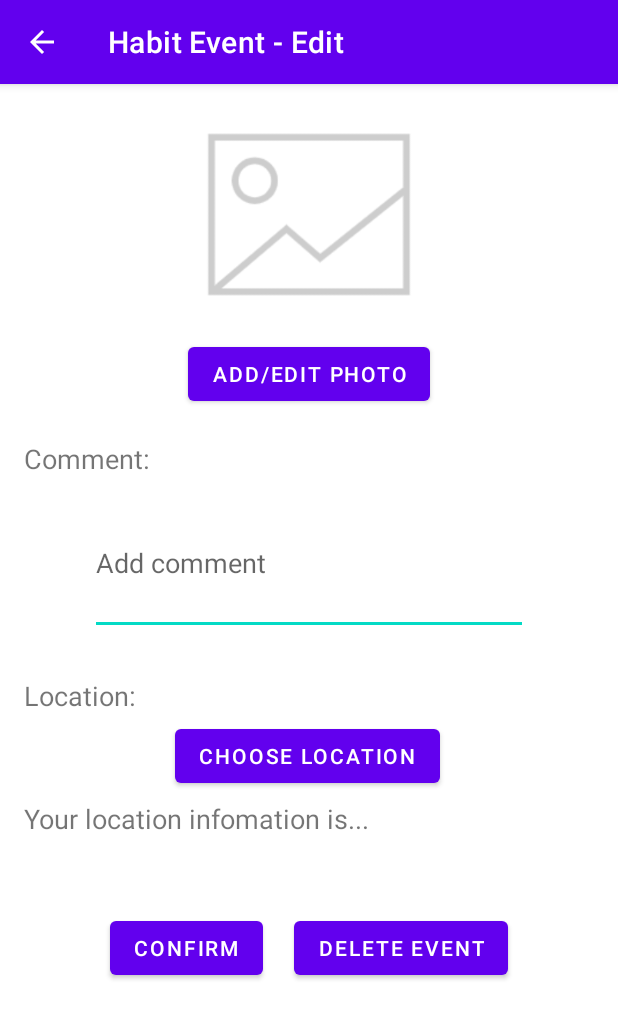
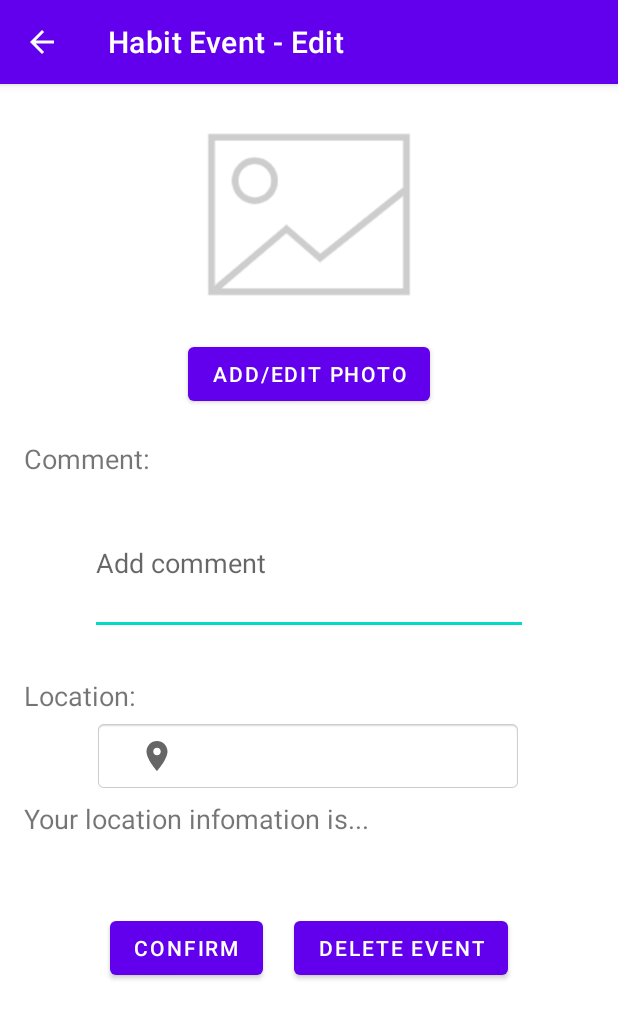
Before and after one commit to CMPUT301F21T08/HabitTracker, an Android app: the HabitEventEditActivity screen opened directly, with no data from a screen before it, on a phone screen of 412 x 824 dp. Shown: the top 1019 px of the screen. Run offline under Robolectric (Android 15) with nearby library versions, the phone set to English and light mode, and no system bars.

Commit message:
habit event edit map

```diff
--- a/app/build.gradle
+++ b/app/build.gradle
@@ -31,7 +31,7 @@ dependencies {
     implementation 'androidx.appcompat:appcompat:1.3.1'
     implementation 'com.google.android.material:material:1.4.0'
     implementation 'androidx.constraintlayout:constraintlayout:2.1.1'
-    implementation 'com.google.android.gms:play-services:12.0.1'
+    implementation 'com.google.android.libraries.places:places:2.2.0'
 
 
     testImplementation 'junit:junit:4.13.2'
--- a/app/src/main/AndroidManifest.xml
+++ b/app/src/main/AndroidManifest.xml
@@ -10,7 +10,6 @@
         android:roundIcon="@mipmap/ic_launcher_round"
         android:supportsRtl="true"
         android:theme="@style/Theme.HabitTracker">
-
 
 
         <activity
--- /dev/null
+++ b/app/src/main/res/drawable/ic_location.xml
@@ -0,0 +1,10 @@
+<vector xmlns:android="http://schemas.android.com/apk/res/android"
+    android:width="24dp"
+    android:height="24dp"
+    android:viewportWidth="24"
+    android:viewportHeight="24"
+    android:tint="?attr/colorControlNormal">
+  <path
+      android:fillColor="@android:color/white"
+      android:pathData="M12,2C8.13,2 5,5.13 5,9c0,5.25 7,13 7,13s7,-7.75 7,-13c0,-3.87 -3.13,-7 -7,-7zM12,11.5c-1.38,0 -2.5,-1.12 -2.5,-2.5s1.12,-2.5 2.5,-2.5 2.5,1.12 2.5,2.5 -1.12,2.5 -2.5,2.5z"/>
+</vector>
--- a/app/src/main/res/layout/activity_habit_event_edit.xml
+++ b/app/src/main/res/layout/activity_habit_event_edit.xml
@@ -73,12 +73,17 @@
         app:layout_constraintTop_toBottomOf="@id/habitEvent_comment_editText" />
 
 
-    <Button
-        android:id="@+id/habitEvent_chooseLocation_button"
+    <EditText
+        android:id="@+id/habitEvent_enterLocation_editText"
         android:layout_width="wrap_content"
         android:layout_height="48dp"
         android:layout_marginTop="4dp"
-        android:text="@string/add_location"
+        android:hint="@string/add_location"
+        android:padding="30dp"
+        android:textSize="30sp"
+        android:drawablePadding="16dp"
+        android:drawableLeft="@drawable/ic_location"
+        android:background="@android:drawable/editbox_background"
         app:layout_constraintEnd_toEndOf="parent"
         app:layout_constraintHorizontal_bias="0.497"
         app:layout_constraintStart_toStartOf="parent"
@@ -96,7 +101,7 @@
         app:layout_constraintEnd_toEndOf="parent"
         app:layout_constraintHorizontal_bias="0.0"
         app:layout_constraintStart_toStartOf="parent"
-        app:layout_constraintTop_toBottomOf="@id/habitEvent_chooseLocation_button" />
+        app:layout_constraintTop_toBottomOf="@id/habitEvent_enterLocation_editText" />
 
     <Button
         android:id="@+id/habitEvent_delete_button"
--- a/app/src/main/res/values/strings.xml
+++ b/app/src/main/res/values/strings.xml
@@ -9,7 +9,7 @@
     <string name="add_or_edit_photo">Add/Edit Photo</string>
     <string name="comment">Comment:</string>
     <string name="location">Location:</string>
-    <string name="add_location">Choose location</string>
+    <string name="add_location">Enter location</string>
     <string name="confirm">Confirm</string>
     <string name="cancel">Cancel</string>
     <string name="location_information">Your location infomation is...</string>
```
Also changed, not shown: app/src/main/java/com/example/habittracker/HabitEventEditMapActivity.java (+61 -55 lines).
